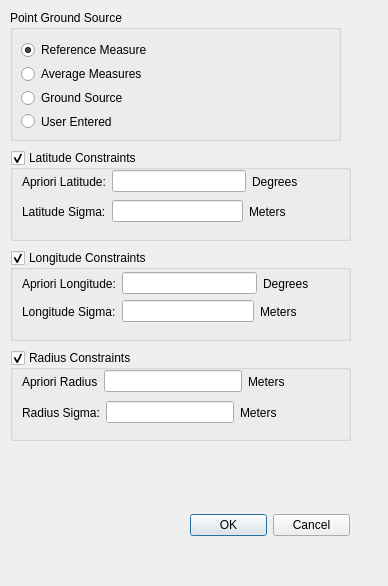
The window that isis/src/qisis/apps/qnet/QnetSetAprioriDialog.ui (DOI-USGS/ISIS3) describes before a commit, drawn with Qt 5.
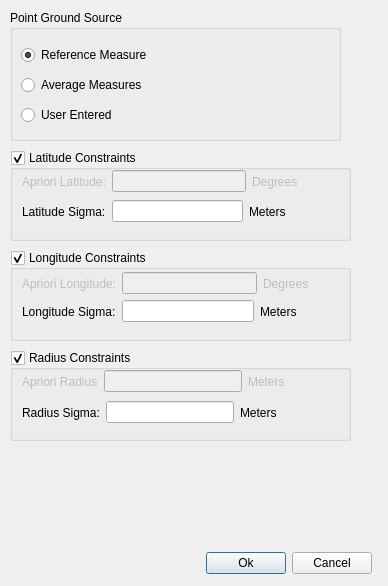
The same window after the commit.

Commit message: QnetNavTool::setApriori grey out edit values depending on radio buttons chosen.  Fixed bug in deleteDialog if cancel button selected

```diff
--- a/isis/src/qisis/apps/qnet/QnetSetAprioriDialog.ui
+++ b/isis/src/qisis/apps/qnet/QnetSetAprioriDialog.ui
@@ -13,22 +13,6 @@
   <property name="windowTitle">
    <string>Set Apriori Point and Constraints</string>
   </property>
-  <widget class="QDialogButtonBox" name="buttonBox">
-   <property name="geometry">
-    <rect>
-     <x>190</x>
-     <y>510</y>
-     <width>160</width>
-     <height>31</height>
-    </rect>
-   </property>
-   <property name="orientation">
-    <enum>Qt::Horizontal</enum>
-   </property>
-   <property name="standardButtons">
-    <set>QDialogButtonBox::Cancel|QDialogButtonBox::Ok</set>
-   </property>
-  </widget>
   <widget class="QGroupBox" name="pointSourceGroupBox">
    <property name="geometry">
     <rect>
@@ -71,13 +55,6 @@
        </property>
       </widget>
      </item>
-     <item>
-      <widget class="QRadioButton" name="groundSourceRadioButton">
-       <property name="text">
-        <string>Ground Source</string>
-       </property>
-      </widget>
-     </item>
      <item>
       <widget class="QRadioButton" name="userEnteredRadioButton">
        <property name="text">
@@ -115,6 +92,9 @@
     <layout class="QHBoxLayout" name="horizontalLayout">
      <item>
       <widget class="QLabel" name="aprioriLatLabel">
+       <property name="enabled">
+        <bool>false</bool>
+       </property>
        <property name="text">
         <string>Apriori Latitude:</string>
        </property>
@@ -124,10 +104,17 @@
       </widget>
      </item>
      <item>
-      <widget class="QLineEdit" name="aprioriLatEdit"/>
+      <widget class="QLineEdit" name="aprioriLatEdit">
+       <property name="enabled">
+        <bool>false</bool>
+       </property>
+      </widget>
      </item>
      <item>
       <widget class="QLabel" name="aprioriLatUnitLabel">
+       <property name="enabled">
+        <bool>false</bool>
+       </property>
        <property name="text">
         <string>Degrees</string>
        </property>
@@ -195,19 +182,29 @@
     <layout class="QHBoxLayout" name="horizontalLayout_3">
      <item>
       <widget class="QLabel" name="aprioriLonLabel">
+       <property name="enabled">
+        <bool>false</bool>
+       </property>
        <property name="text">
         <string>Apriori Longitude:</string>
        </property>
        <property name="buddy">
-        <cstring>aprioriLatEdit</cstring>
+        <cstring>aprioriLonEdit</cstring>
        </property>
       </widget>
      </item>
      <item>
-      <widget class="QLineEdit" name="aprioriLonEdit"/>
+      <widget class="QLineEdit" name="aprioriLonEdit">
+       <property name="enabled">
+        <bool>false</bool>
+       </property>
+      </widget>
      </item>
      <item>
       <widget class="QLabel" name="aprioriLonUnitLabel">
+       <property name="enabled">
+        <bool>false</bool>
+       </property>
        <property name="text">
         <string>Degrees</string>
        </property>
@@ -231,7 +228,7 @@
         <string>Longitude Sigma:</string>
        </property>
        <property name="buddy">
-        <cstring>latSigmaEdit</cstring>
+        <cstring>lonSigmaEdit</cstring>
        </property>
       </widget>
      </item>
@@ -275,19 +272,29 @@
     <layout class="QHBoxLayout" name="horizontalLayout_5">
      <item>
       <widget class="QLabel" name="aprioriRadiusLabel">
+       <property name="enabled">
+        <bool>false</bool>
+       </property>
        <property name="text">
         <string>Apriori Radius</string>
        </property>
        <property name="buddy">
-        <cstring>aprioriLatEdit</cstring>
+        <cstring>aprioriRadiusEdit</cstring>
        </property>
       </widget>
      </item>
      <item>
-      <widget class="QLineEdit" name="aprioriRadiusEdit"/>
+      <widget class="QLineEdit" name="aprioriRadiusEdit">
+       <property name="enabled">
+        <bool>false</bool>
+       </property>
+      </widget>
      </item>
      <item>
       <widget class="QLabel" name="aprioriRadiusUnitLabel">
+       <property name="enabled">
+        <bool>false</bool>
+       </property>
        <property name="text">
         <string>Meters</string>
        </property>
@@ -311,7 +318,7 @@
         <string>Radius Sigma:</string>
        </property>
        <property name="buddy">
-        <cstring>latSigmaEdit</cstring>
+        <cstring>radiusSigmaEdit</cstring>
        </property>
       </widget>
      </item>
@@ -328,6 +335,45 @@
     </layout>
    </widget>
   </widget>
+  <widget class="QWidget" name="">
+   <property name="geometry">
+    <rect>
+     <x>21</x>
+     <y>550</y>
+     <width>351</width>
+     <height>27</height>
+    </rect>
+   </property>
+   <layout class="QHBoxLayout" name="horizontalLayout_7">
+    <item>
+     <spacer name="horizontalSpacer">
+      <property name="orientation">
+       <enum>Qt::Horizontal</enum>
+      </property>
+      <property name="sizeHint" stdset="0">
+       <size>
+        <width>40</width>
+        <height>20</height>
+       </size>
+      </property>
+     </spacer>
+    </item>
+    <item>
+     <widget class="QPushButton" name="okButton">
+      <property name="text">
+       <string>Ok</string>
+      </property>
+     </widget>
+    </item>
+    <item>
+     <widget class="QPushButton" name="cancelButton">
+      <property name="text">
+       <string>Cancel</string>
+      </property>
+     </widget>
+    </item>
+   </layout>
+  </widget>
  </widget>
  <resources/>
  <connections>
```
Left out of the diff: 166 changed lines with no effect on the pictures. The commit also changes 3 other files.
